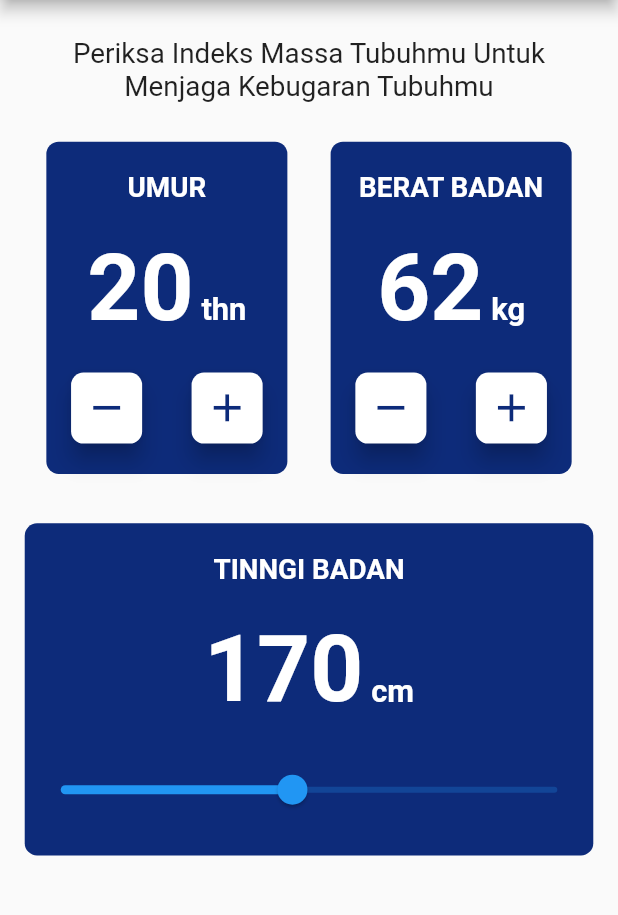
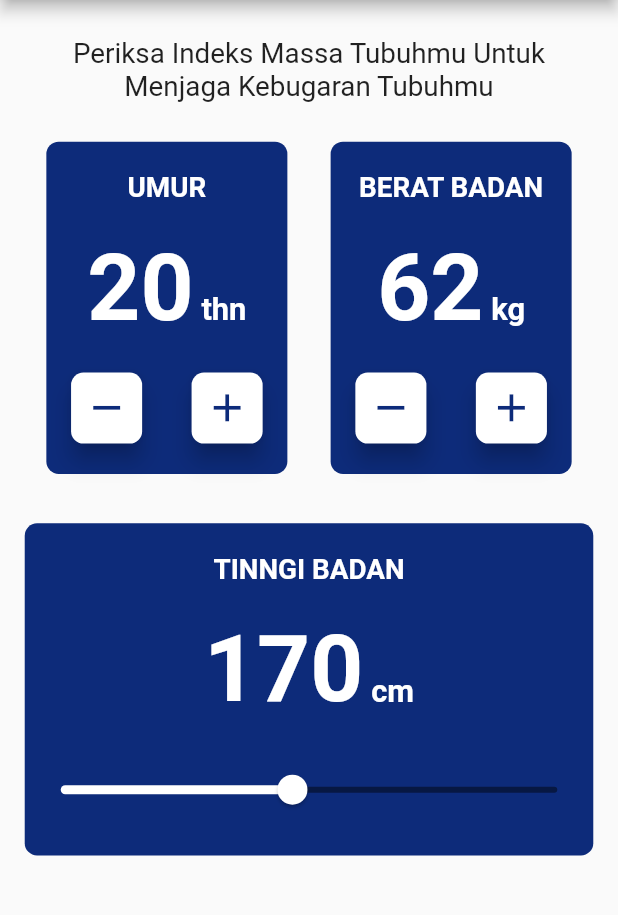
Before and after one commit to aditiohidayatulloh/flutter_FinalProject, a Flutter app: the screen it shows after launch, on a phone screen of 412 x 824 dp, the part 84-999 px from its top. Run offline on Flutter 3.47's test engine with Material 2 defaults, Android fonts, the phone set to English and light mode, and no system bars; our stand-ins replace flutter_screenutil.

```diff
--- a/lib/home_screen.dart
+++ b/lib/home_screen.dart
@@ -56,9 +56,23 @@ class _HomeScreenState extends State<HomeScreen> {
                     label: 'thn',
                     child: Row(
                       mainAxisAlignment: MainAxisAlignment.spaceAround,
-                      children: const [
-                        IMTButton(icon: Icons.remove),
-                        IMTButton(icon: Icons.add),
+                      children: [
+                        IMTButton(
+                          icon: Icons.remove,
+                          onPressed: () {
+                            setState(() {
+                              age--;
+                            });
+                          },
+                        ),
+                        IMTButton(
+                          icon: Icons.add,
+                          onPressed: () {
+                            setState(() {
+                              age++;
+                            });
+                          },
+                        ),
                       ],
                     ),
                   ),
@@ -70,9 +84,23 @@ class _HomeScreenState extends State<HomeScreen> {
                     label: 'kg',
                     child: Row(
                       mainAxisAlignment: MainAxisAlignment.spaceAround,
-                      children: const [
-                        IMTButton(icon: Icons.remove),
-                        IMTButton(icon: Icons.add),
+                      children: [
+                        IMTButton(
+                          icon: Icons.remove,
+                          onPressed: () {
+                            setState(() {
+                              weight--;
+                            });
+                          },
+                        ),
+                        IMTButton(
+                          icon: Icons.add,
+                          onPressed: () {
+                            setState(() {
+                              weight++;
+                            });
+                          },
+                        ),
                       ],
                     ),
                   ),
@@ -91,6 +119,8 @@ class _HomeScreenState extends State<HomeScreen> {
                   min: 100.0,
                   max: 250.0,
                   value: height.toDouble(),
+                  activeColor: Colors.white,
+                  inactiveColor: Colors.black45,
                   onChanged: (newValue) {
                     setState(() {
                       height = newValue.toInt();
--- a/lib/imt_button.dart
+++ b/lib/imt_button.dart
@@ -5,14 +5,16 @@ class IMTButton extends StatelessWidget {
   const IMTButton({
     super.key,
     required this.icon,
+    required this.onPressed,
   });
 
   final IconData icon;
+  final Function()? onPressed;
 
   @override
   Widget build(BuildContext context) {
     return RawMaterialButton(
-      onPressed: () {},
+      onPressed: onPressed,
       shape: RoundedRectangleBorder(
         borderRadius: BorderRadius.circular(8.0.sp),
       ),
```
